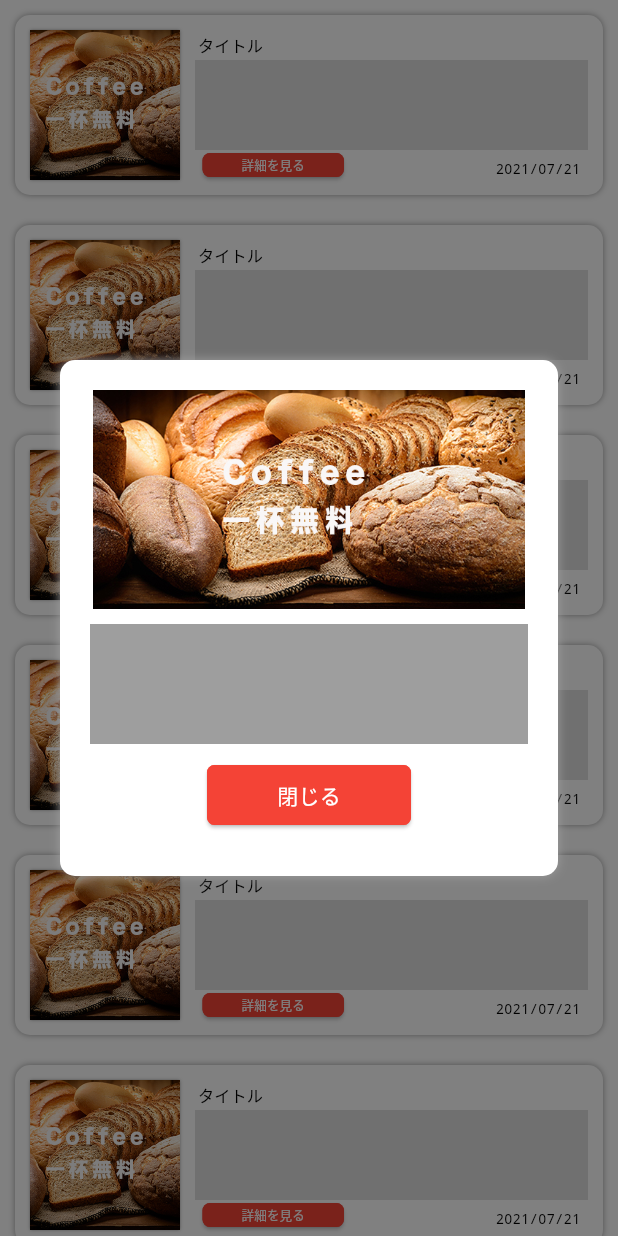
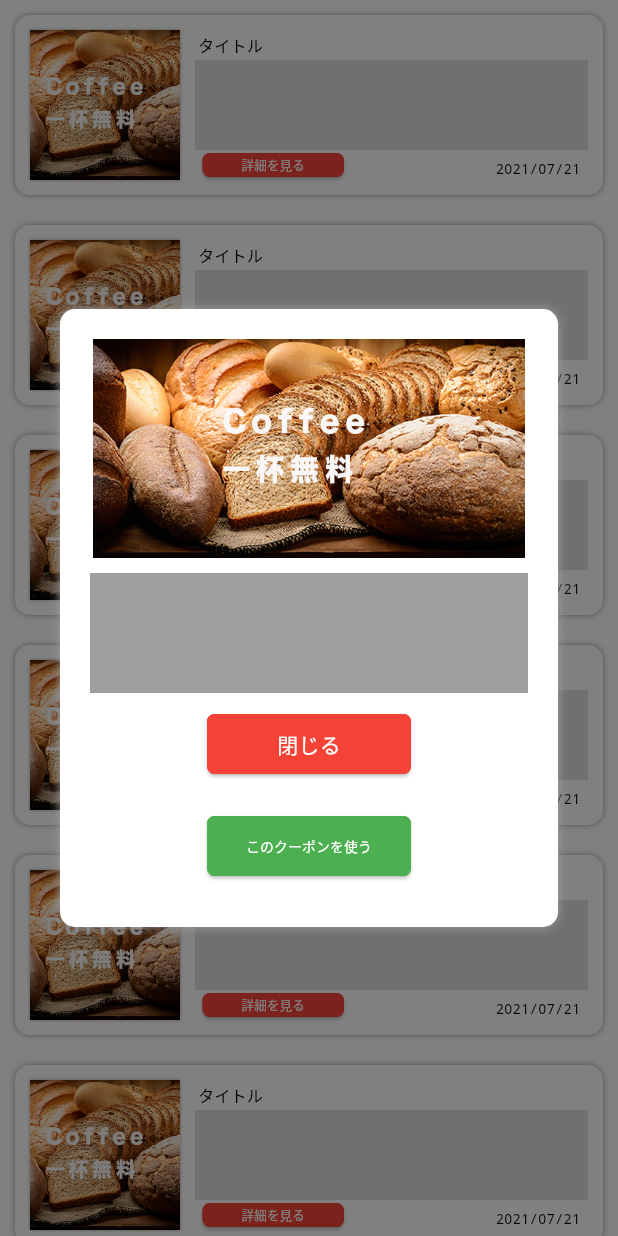
Before and after one commit to Daina040303/flutter_application_1, a Flutter app: the screen it shows after launch, after a tap on "詳細を見る", on a phone screen of 412 x 824 dp. Run offline on Flutter 3.47's test engine with Material 3 defaults, Android fonts, the phone set to English and light mode, and no system bars.

Commit message:
ボタンの追加と画面の追加

```diff
--- a/lib/detail/CouponDetail.dart
+++ b/lib/detail/CouponDetail.dart
@@ -1,10 +1,12 @@
 import 'package:flutter/cupertino.dart';
 import 'package:flutter/material.dart';
+import 'package:flutter_application_1/UseCouponPage.dart';
 
 class CouponDetail extends StatelessWidget {
 
   Function closeAction;
   CouponDetail(this.closeAction);
+
 
   @override
   Widget build(BuildContext context) {
@@ -23,13 +25,13 @@ class CouponDetail extends StatelessWidget {
                 color: Colors.white,
                 boxShadow: [BoxShadow(color: Colors.grey, blurRadius: 5)]),
             //  コンテンツの中身を表示
-            child: mainContent(),
+            child: mainContent(context),
           ),
         )));
   }
 
   // コンテンツの中身
-  Widget mainContent(){
+  Widget mainContent(BuildContext context){
     return Column(
       //  表示するサイズを最小にする
       mainAxisSize: MainAxisSize.min,
@@ -37,6 +39,7 @@ class CouponDetail extends StatelessWidget {
         Image.asset('assets/images/c_img.jpg'),
         mainCenterContent(),
         mainBottomContent(),
+        mainBottomContent2(context),
       ],
     );
   }
@@ -91,4 +94,48 @@ class CouponDetail extends StatelessWidget {
       ),
     );
   }
+
+  Widget mainBottomContent2(BuildContext context){
+    return Padding(
+      padding: EdgeInsets.all(10),
+      child: Center(
+        child: Row(
+          children: [
+            Spacer(flex: 1),
+            Expanded(
+              flex: 2,
+              child: ElevatedButton(
+                onPressed: () {
+                  Navigator.push(
+                    context,
+                    MaterialPageRoute(
+                      builder: (context) => Usecouponpage()),
+                  );
+                },
+                child: Padding(
+                  padding: EdgeInsets.all(2),
+                  child: FittedBox(
+                    fit: BoxFit.contain,
+                    child: Text("このクーポンを使う"),
+                  ),
+                ),
+                style: ButtonStyle(
+                  backgroundColor: MaterialStateProperty.all<Color>(Colors.green),
+                  foregroundColor: MaterialStateProperty.all<Color>(Colors.white),
+                  shape: MaterialStateProperty.all<RoundedRectangleBorder>(
+                    RoundedRectangleBorder(
+                      borderRadius: BorderRadius.circular(5.0),
+                      side: BorderSide(color: Colors.green),
+                    ),
+                  ),
+                ),
+              ),
+            ),
+            Spacer(flex: 1),
+          ],
+        ),
+      ),
+    );
+  }
+
 }
```
Also changed, not shown: lib/UseCouponPage.dart (added, +22 -0 lines).
